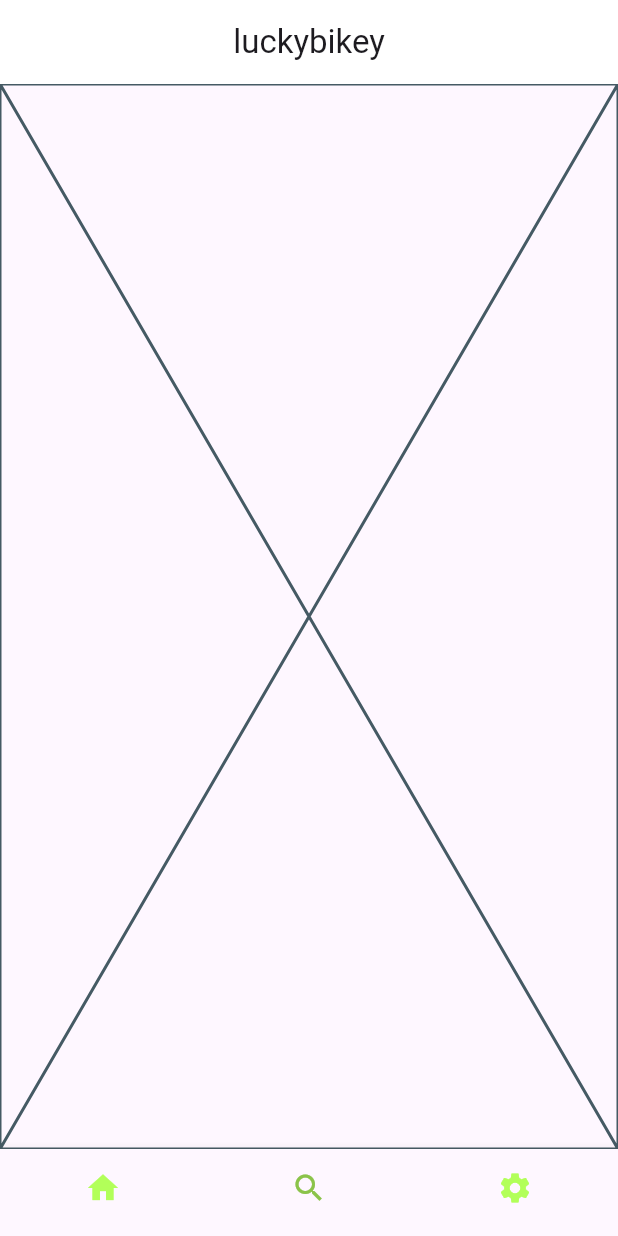
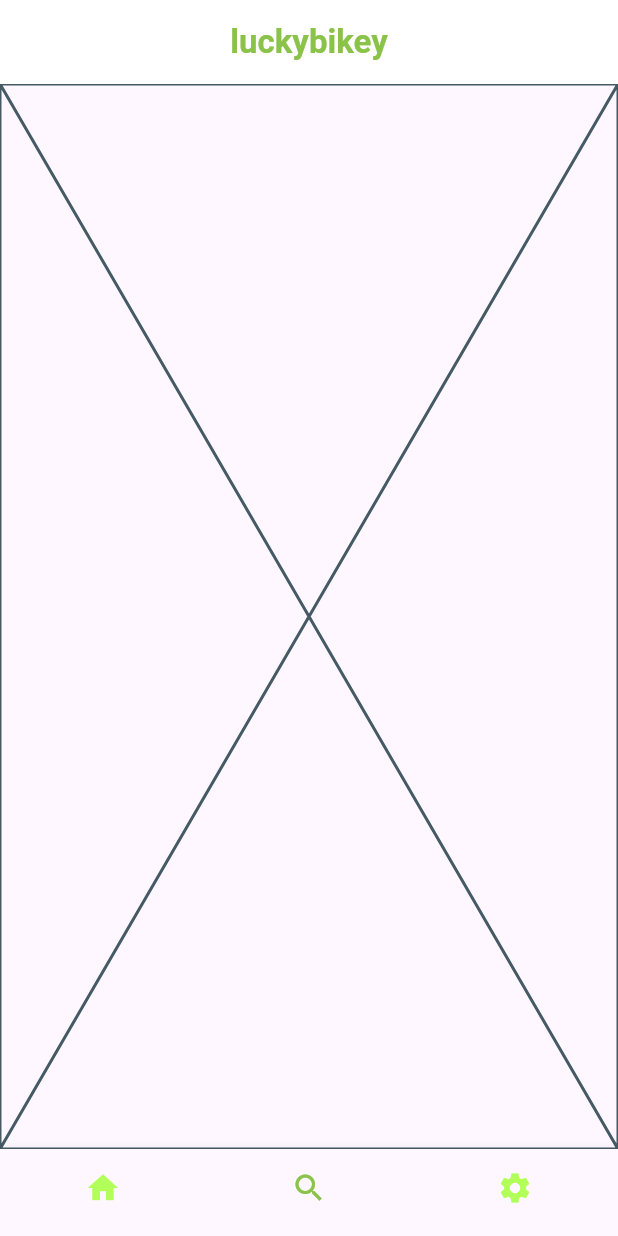
Before and after one commit to jjoing/luckybikey, a Flutter app: the screen it shows after launch, item 2 of the bottom bar chosen, on a phone screen of 412 x 824 dp. Run offline on Flutter 3.47's test engine with Material 3 defaults, Android fonts, the phone set to English and light mode, and no system bars; our stand-ins replace animated_splash_screen.

Commit message:
style: app bar color

```diff
--- a/lib/main.dart
+++ b/lib/main.dart
@@ -19,7 +19,6 @@ class SplashScreen extends StatelessWidget {
         home: AnimatedSplashScreen(
             duration: 4500,
             splash: Image.asset('assets/images/bike.gif'),
-            splashIconSize: double.maxFinite,
             nextScreen: mainHome(),
             splashTransition: SplashTransition.fadeTransition,
             //pageTransitionType: PageTransitionType.scale,
@@ -43,7 +42,13 @@ class _mainHomeState extends State<mainHome> {
       home: Scaffold(
         appBar: AppBar(
           centerTitle: true,
-          title: Text('luckybikey'),
+          title: Text(
+            "luckybikey",
+            style: TextStyle(
+              color: Colors.lightGreen,
+              fontWeight: FontWeight.bold,
+            ),
+          ),
           backgroundColor: Colors.white,
           elevation: 0.0,
         ),
```
